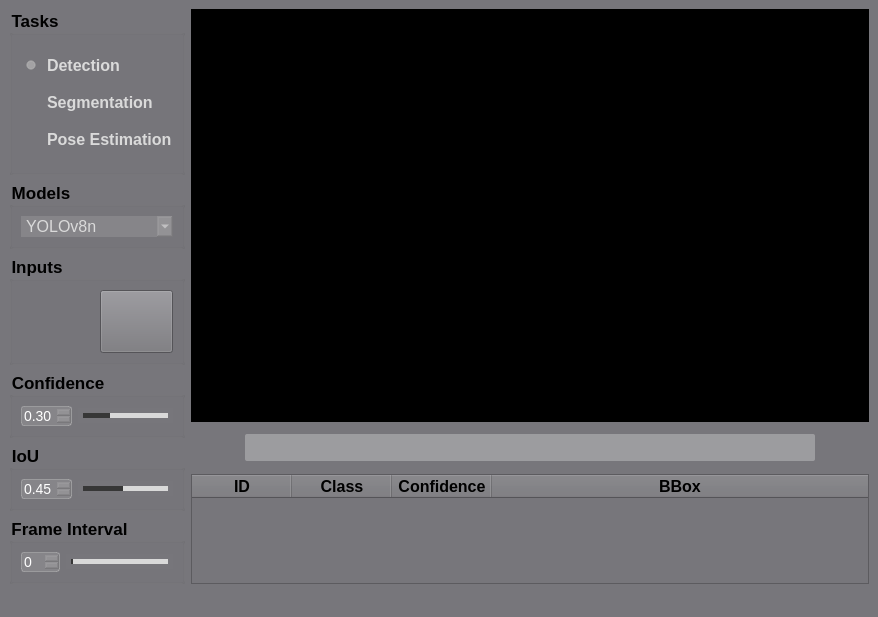
Qt form src/ui/main_window.ui (MarkusHuang/YOLOv8-DeepSort-PyQt-GUI) before a commit.
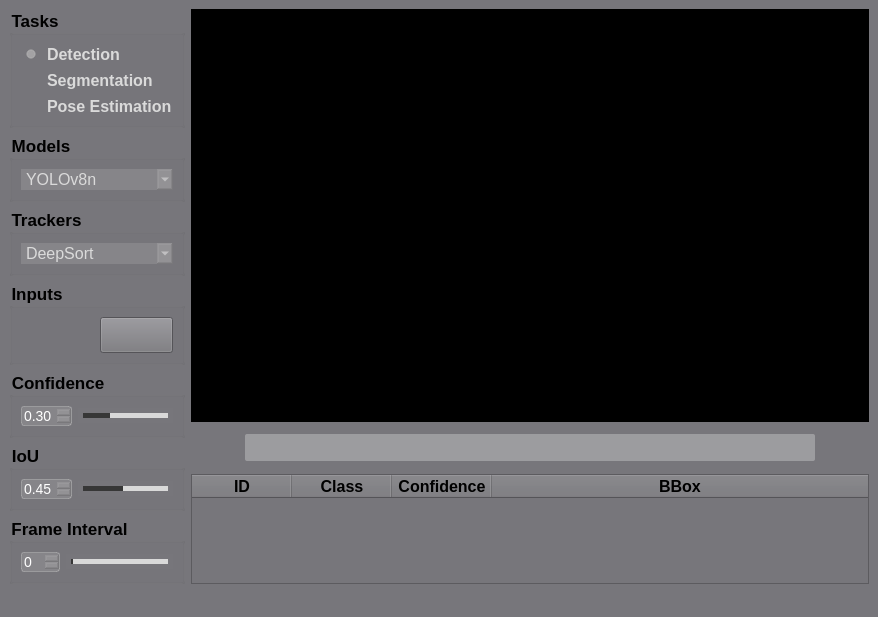
The same form after that commit. Icons and pictures are not drawn.

Commit message: add combobox to choose tracker

Diff of the .ui file:
```diff
--- a/src/ui/main_window.ui
+++ b/src/ui/main_window.ui
@@ -38,7 +38,7 @@
       <item>
        <layout class="QHBoxLayout" name="horizontalLayout" stretch="2,12">
         <item>
-         <layout class="QVBoxLayout" name="verticalLayout_2" stretch="3,1,2,1,1,1">
+         <layout class="QVBoxLayout" name="verticalLayout_2" stretch="2,1,1,3,1,1,1">
           <item>
            <widget class="QGroupBox" name="groupBox">
             <property name="font">
@@ -250,6 +250,63 @@
             </layout>
            </widget>
           </item>
+          <item>
+           <widget class="QGroupBox" name="groupBox_7">
+            <property name="font">
+             <font>
+              <pointsize>13</pointsize>
+              <weight>75</weight>
+              <bold>true</bold>
+             </font>
+            </property>
+            <property name="title">
+             <string>Trackers</string>
+            </property>
+            <layout class="QHBoxLayout" name="horizontalLayout_9">
+             <item>
+              <widget class="QComboBox" name="comboBox_tracker">
+               <property name="styleSheet">
+                <string notr="true">QComboBox QAbstractItemView {
+font-size: 16px;
+outline:none;
+border:none;}
+
+QComboBox{
+font-size: 16px;
+
+color: rgb(218, 218, 218);
+border-width:0px;
+border-color:white;
+border-style:solid;
+background-color: rgba(200, 200, 200,50);}
+
+QComboBox::drop-down {
+margin-top:1;
+height:20;
+color: rgb(218, 218, 218);
+background-color: rgba(200, 200, 200,50);
+border-image: url(:/images/icons/roll_down.png);
+}
+
+QComboBox::disabled{
+color: rgb(0, 0, 0);
+}</string>
+               </property>
+               <item>
+                <property name="text">
+                 <string>DeepSort</string>
+                </property>
+               </item>
+               <item>
+                <property name="text">
+                 <string>ByteTrack</string>
+                </property>
+               </item>
+              </widget>
+             </item>
+            </layout>
+           </widget>
+          </item>
           <item>
            <widget class="QGroupBox" name="groupBox_3">
             <property name="font">
```
